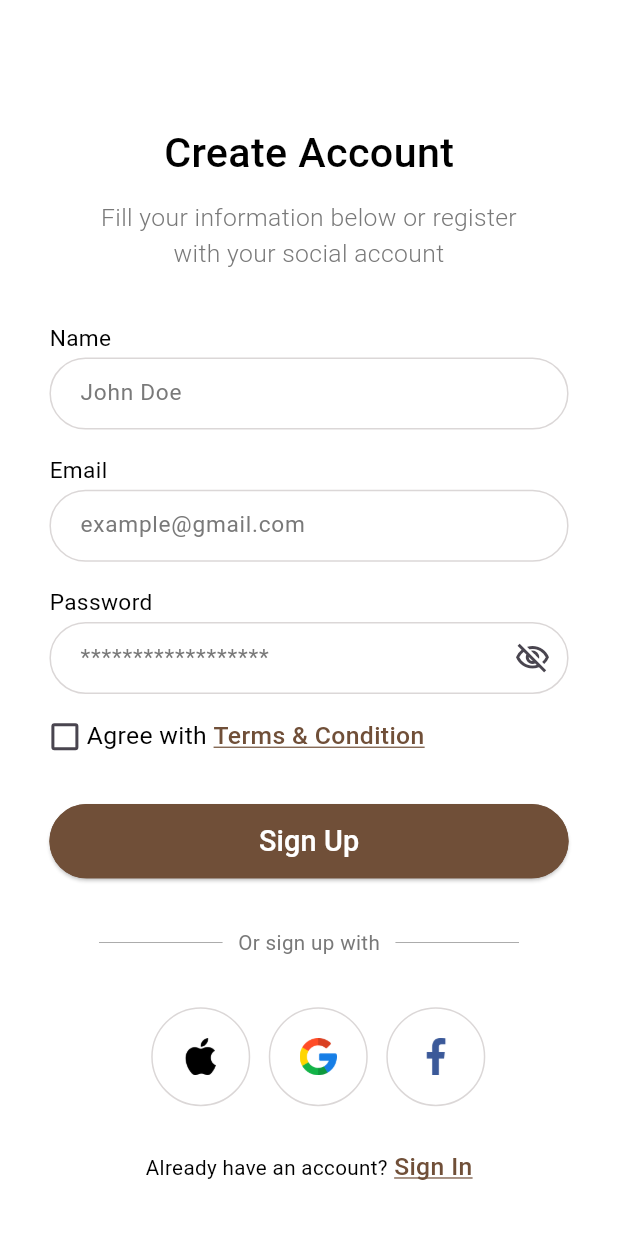
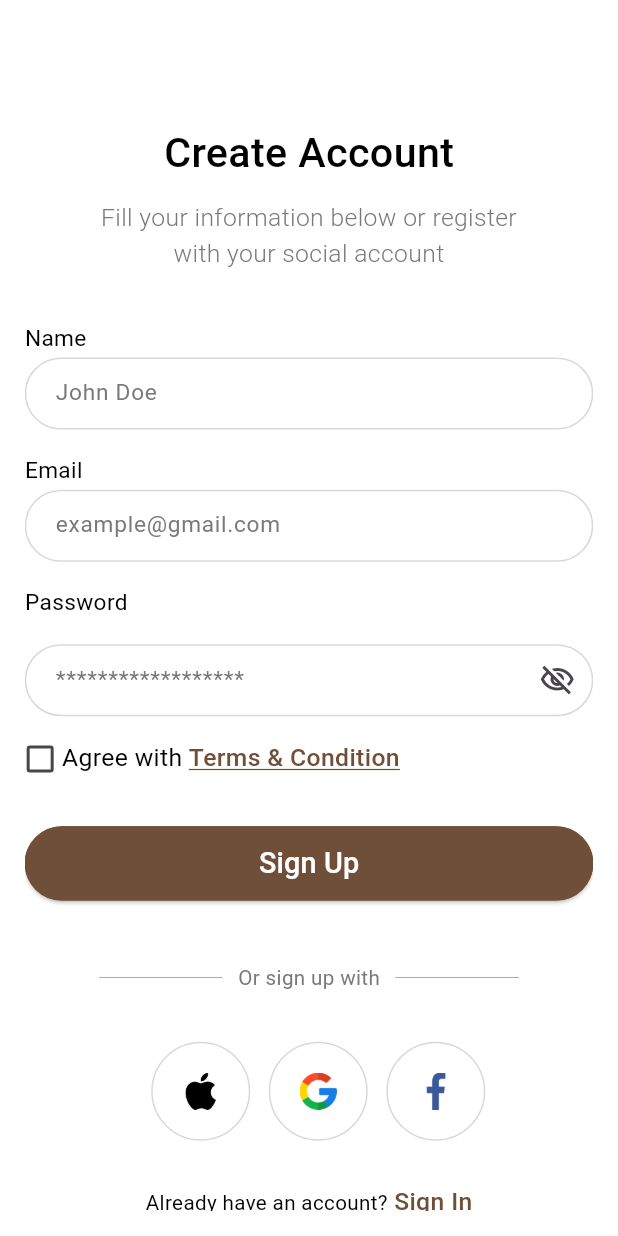
Before and after one commit to Shailesh-Tagadghar/Fashion_App, a Flutter app: the Signup screen opened by its route, on a phone screen of 412 x 824 dp. Run offline on Flutter 3.47's test engine with Material 3 defaults, Android fonts, the phone set to English and light mode, and no system bars; our stand-ins replace connectivity_plus, crystal_navigation_bar, dotted_line, email_validator, firebase_core, firebase_messaging and 7 more; accounts and stored records are empty; network calls fail; project files that could hold a hidden picture were left out.

Commit message:
signUp screen done with responsive

```diff
--- a/lib/Modules/Auth/sign_up.dart
+++ b/lib/Modules/Auth/sign_up.dart
@@ -1,4 +1,3 @@
-
 import 'package:fashion/Modules/Auth/Widget/custom_button.dart';
 import 'package:fashion/Modules/Auth/Widget/custom_field.dart';
 import 'package:fashion/Modules/Auth/Widget/custom_text.dart';
@@ -8,6 +7,7 @@ import 'package:fashion/Routes/app_routes.dart';
 import 'package:fashion/Utils/Constants/asset_constant.dart';
 import 'package:fashion/Utils/Constants/color_constant.dart';
 import 'package:fashion/Utils/Constants/string_constant.dart';
+import 'package:flutter/foundation.dart';
 import 'package:flutter/material.dart';
 import 'package:get/get.dart';
 import 'package:sizer/sizer.dart';
@@ -30,10 +30,10 @@ class Signup extends StatelessWidget {
       backgroundColor: ColorConstants.whiteColor,
       body: Padding(
         padding: EdgeInsets.only(
-          top: 10.h,
-          left: 4.w,
-          right: 4.w,
-          bottom: 2.h,
+          top: kIsWeb ? 6.h : 10.h,
+          left: kIsWeb ? 4.w : 4.w,
+          right: kIsWeb ? 4.w : 4.w,
+          bottom: kIsWeb ? 4.h : 2.h,
         ),
         child: SingleChildScrollView(
           child: Column(
@@ -43,48 +43,46 @@ class Signup extends StatelessWidget {
                 child: CustomText(
                   text: StringConstants.createaccount,
                   color: ColorConstants.blackColor,
-                  fontSize: 20,
+                  fontSize: kIsWeb ? 8 : 20,
                   weight: FontWeight.w500,
                 ),
               ),
               SizedBox(height: 1.5.h),
-              Padding(
-                padding: EdgeInsets.only(
-                  left: 12.w,
-                  right: 12.w,
-                ),
+              Align(
+                child: SizedBox(
+                  width: kIsWeb ? 40.w : 70.w,
                   child: const CustomText(
                     text: StringConstants.smalldisplay,
                     color: ColorConstants.greyColor,
-                  fontSize: 12,
+                    fontSize: kIsWeb ? 6 : 12,
                     weight: FontWeight.w300,
                     textAlign: TextAlign.center,
+                  ),
                 ),
               ),
               SizedBox(
                 height: 4.h,
               ),
-              Padding(
-                padding: EdgeInsets.only(
-                  left: 4.w,
-                  right: 4.w,
-                ),
+              Align(
+                child: SizedBox(
+                  width: kIsWeb ? 40.w : 100.w,
                   child: Column(
                     crossAxisAlignment: CrossAxisAlignment.start,
                     children: [
                       const CustomText(
                         text: StringConstants.namelabel,
                         color: ColorConstants.blackColor,
-                      fontSize: 11,
+                        fontSize: kIsWeb ? 4 : 11,
                         weight: FontWeight.w400,
                       ),
                       SizedBox(
-                      height: 0.2.h,
+                        height: kIsWeb ? 0.8.h : 0.2.h,
                       ),
                       CustomField(
                         controller: nameController,
                         hintText: StringConstants.name,
-                      fontSize: 11,
+                        fontSize: kIsWeb ? 3 : 11,
+
                         hintTextColor: ColorConstants.greyColor,
                         keyboardType: TextInputType.name,
                         // onChanged: (value) => validationController.validateName(value),
@@ -94,27 +92,28 @@ class Signup extends StatelessWidget {
                             ? CustomText(
                                 text: validationController.nameError.value,
                                 color: ColorConstants.errorColor,
-                              fontSize: 10,
+                                fontSize: kIsWeb ? 4 : 10,
                                 weight: FontWeight.w400,
                               )
                             : const SizedBox.shrink(),
                       ),
                       SizedBox(
-                      height: 2.h,
+                        height: kIsWeb ? 2.h : 2.h,
                       ),
                       const CustomText(
                         text: StringConstants.emaillabel,
                         color: ColorConstants.blackColor,
-                      fontSize: 11,
+                        fontSize: kIsWeb ? 4 : 11,
                         weight: FontWeight.w400,
                       ),
                       SizedBox(
-                      height: 0.2.h,
+                        height: kIsWeb ? 0.8.h : 0.2.h,
                       ),
                       CustomField(
                         controller: emailController,
                         hintText: StringConstants.email,
-                      fontSize: 11,
+                        fontSize: kIsWeb ? 3 : 11,
+
                         hintTextColor: ColorConstants.greyColor,
                         keyboardType: TextInputType.emailAddress,
                         // onChanged: (value) => validationController.validateEmail(value),
@@ -124,43 +123,45 @@ class Signup extends StatelessWidget {
                             ? CustomText(
                                 text: validationController.emailError.value,
                                 color: ColorConstants.errorColor,
-                              fontSize: 10,
+                                fontSize: kIsWeb ? 4 : 11,
                                 weight: FontWeight.w400,
                               )
                             : const SizedBox.shrink(),
                       ),
                       SizedBox(
-                      height: 2.h,
+                        height: kIsWeb ? 2.h : 2.h,
                       ),
                       const CustomText(
                         text: StringConstants.passwordlabel,
                         color: ColorConstants.blackColor,
-                      fontSize: 11,
+                        fontSize: kIsWeb ? 4 : 11,
                         weight: FontWeight.w400,
                       ),
                       SizedBox(
-                      height: 0.2.h,
+                        height: kIsWeb ? 2.h : 2.h,
                       ),
                       Obx(
                         () => CustomField(
                           controller: passwordController,
                           obscureText: authController.isPasswordVisible.value,
                           obscuringCharacter: '*',
-                        fontSize: 11,
+                          fontSize: kIsWeb ? 3 : 11,
                           showPasswordIcon: true,
                           hintText: StringConstants.password,
                           hintTextColor: ColorConstants.greyColor,
                           // onChanged: (value) =>
                           //     validationController.validatePassword(value),
-                        onIconPressed: authController.togglePasswordVisibility,
+                          onIconPressed:
+                              authController.togglePasswordVisibility,
                         ),
                       ),
                       Obx(
-                      () => validationController.passwordError.value.isNotEmpty
+                        () => validationController
+                                .passwordError.value.isNotEmpty
                             ? CustomText(
                                 text: validationController.passwordError.value,
                                 color: ColorConstants.errorColor,
-                              fontSize: 10,
+                                fontSize: kIsWeb ? 4 : 11,
                                 weight: FontWeight.w400,
                               )
                             : const SizedBox.shrink(),
@@ -172,8 +173,8 @@ class Signup extends StatelessWidget {
                         children: [
                           Obx(
                             () => SizedBox(
-                            height: 2.h,
-                            width: 5.w,
+                              height: kIsWeb ? 1.h : 2.h,
+                              width: kIsWeb ? 2.w : 5.w,
                               child: Checkbox.adaptive(
                                 value: validationController.agreeToTerms.value,
                                 onChanged: (value) =>
@@ -183,29 +184,30 @@ class Signup extends StatelessWidget {
                             ),
                           ),
                           SizedBox(
-                          width: 1.w,
+                            width: kIsWeb ? 0.w : 1.w,
                           ),
                           const CustomText(
                             text: StringConstants.agree,
                             color: ColorConstants.blackColor,
-                          fontSize: 12,
+                            fontSize: kIsWeb ? 3 : 12,
                             weight: FontWeight.w400,
                           ),
                           const CustomText(
                             text: StringConstants.tandc,
                             color: ColorConstants.rich,
                             weight: FontWeight.w500,
-                          fontSize: 12,
+                            fontSize: kIsWeb ? 3 : 12,
                             decoration: TextDecoration.underline,
                           ),
                         ],
                       ),
                       Obx(
-                      () => validationController.checkboxError.value.isNotEmpty
+                        () => validationController
+                                .checkboxError.value.isNotEmpty
                             ? CustomText(
                                 text: validationController.checkboxError.value,
                                 color: ColorConstants.errorColor,
-                              fontSize: 10,
+                                fontSize: kIsWeb ? 3 : 10,
                                 weight: FontWeight.w400,
                               )
                             : const SizedBox.shrink(),
@@ -218,11 +220,12 @@ class Signup extends StatelessWidget {
                         btnColor: ColorConstants.rich,
                         labelColor: ColorConstants.whiteColor,
                         isSelected: true,
-                      height: 6.h,
-                      fontSize: 14,
+                        height: kIsWeb ? 6.h : 6.h,
+                        fontSize: kIsWeb ? 4 : 14,
                         weight: FontWeight.w500,
                         action: () {
-                        validationController.validateName(nameController.text);
+                          validationController
+                              .validateName(nameController.text);
                           validationController
                               .validateEmail(emailController.text);
                           validationController
@@ -231,9 +234,12 @@ class Signup extends StatelessWidget {
 
                           if (validationController.nameError.value.isEmpty &&
                               validationController.emailError.value.isEmpty &&
-                            validationController.passwordError.value.isEmpty &&
-                            validationController.checkboxError.value.isEmpty) {
-                          validationController.setUserName(nameController.text);
+                              validationController
+                                  .passwordError.value.isEmpty &&
+                              validationController
+                                  .checkboxError.value.isEmpty) {
+                            validationController
+                                .setUserName(nameController.text);
                             Get.toNamed(AppRoutes.userDetailScreen, arguments: {
                               'name': nameController.text,
                               'email': emailController.text,
@@ -243,33 +249,33 @@ class Signup extends StatelessWidget {
                         },
                       ),
                       SizedBox(
-                      height: 4.h,
+                        height: kIsWeb ? 4.h : 5.h,
                       ),
                       Row(
                         mainAxisAlignment: MainAxisAlignment.center,
                         children: [
                           Container(
-                          height: 0.05.h,
-                          width: 20.w,
+                            height: kIsWeb ? 0.05.h : 0.05.h,
+                            width: kIsWeb ? 3.w : 20.w,
                             decoration: const BoxDecoration(
                               color: ColorConstants.greyColor,
                             ),
                           ),
                           SizedBox(
-                          width: 2.5.w,
+                            width: kIsWeb ? 1.w : 2.5.w,
                           ),
                           const CustomText(
                             text: StringConstants.diffsigninmethod2,
                             color: ColorConstants.greyColor,
-                          fontSize: 10,
+                            fontSize: kIsWeb ? 3 : 10,
                             weight: FontWeight.w400,
                           ),
                           SizedBox(
-                          width: 2.5.w,
+                            width: kIsWeb ? 1.w : 2.5.w,
                           ),
                           Container(
-                          height: 0.05.h,
-                          width: 20.w,
+                            height: kIsWeb ? 0.05.h : 0.05.h,
+                            width: kIsWeb ? 3.w : 20.w,
                             decoration: const BoxDecoration(
                               color: ColorConstants.greyColor,
                             ),
@@ -277,17 +283,18 @@ class Signup extends StatelessWidget {
                         ],
                       ),
                       SizedBox(
-                      height: 4.h,
+                        height: kIsWeb ? 4.h : 4.h,
                       ),
                       Row(
                         mainAxisAlignment: MainAxisAlignment.center,
                         children: [
                           Container(
-                          margin: EdgeInsets.only(left: 3.w),
-                          padding: const EdgeInsets.all(8),
+                            margin: EdgeInsets.only(left: kIsWeb ? 0.5.w : 3.w),
+                            padding: const EdgeInsets.all(kIsWeb ? 5 : 8),
                             decoration: BoxDecoration(
                               border: Border.all(
-                                color: ColorConstants.lightGrayColor, width: 1),
+                                  color: ColorConstants.lightGrayColor,
+                                  width: 1),
                               shape: BoxShape.circle,
                             ),
                             child: IconButton(
@@ -296,17 +303,18 @@ class Signup extends StatelessWidget {
                                 image: const AssetImage(
                                   AssetConstant.appleLogo,
                                 ),
-                              width: 6.w,
+                                width: kIsWeb ? 2.w : 6.w,
                               ),
                               onPressed: () {},
                             ),
                           ),
                           Container(
-                          margin: EdgeInsets.only(left: 3.w),
-                          padding: const EdgeInsets.all(8),
+                            margin: EdgeInsets.only(left: kIsWeb ? 0.5.w : 3.w),
+                            padding: const EdgeInsets.all(kIsWeb ? 5 : 8),
                             decoration: BoxDecoration(
                               border: Border.all(
-                                color: ColorConstants.lightGrayColor, width: 1),
+                                  color: ColorConstants.lightGrayColor,
+                                  width: 1),
                               shape: BoxShape.circle,
                             ),
                             child: IconButton(
@@ -316,17 +324,18 @@ class Signup extends StatelessWidget {
                                 image: const AssetImage(
                                   AssetConstant.googleLogo,
                                 ),
-                              width: 6.w,
+                                width: kIsWeb ? 2.w : 6.w,
                               ),
                               onPressed: () {},
                             ),
                           ),
                           Container(
-                          margin: EdgeInsets.only(left: 3.w),
-                          padding: const EdgeInsets.all(8),
+                            margin: EdgeInsets.only(left: kIsWeb ? 0.5.w : 3.w),
+                            padding: const EdgeInsets.all(kIsWeb ? 5 : 8),
                             decoration: BoxDecoration(
                               border: Border.all(
-                                color: ColorConstants.lightGrayColor, width: 1),
+                                  color: ColorConstants.lightGrayColor,
+                                  width: 1),
                               shape: BoxShape.circle,
                             ),
                             child: IconButton(
@@ -336,7 +345,7 @@ class Signup extends StatelessWidget {
                                 image: const AssetImage(
                                   AssetConstant.faceBookLogo,
                                 ),
-                              width: 6.w,
+                                width: kIsWeb ? 2.w : 6.w,
                               ),
                               onPressed: () {},
                             ),
@@ -344,7 +353,7 @@ class Signup extends StatelessWidget {
                         ],
                       ),
                       SizedBox(
-                      height: 3.5.h,
+                        height: kIsWeb ? 3.h : 3.5.h,
                       ),
                       Row(
                         mainAxisAlignment: MainAxisAlignment.center,
@@ -352,11 +361,11 @@ class Signup extends StatelessWidget {
                           const CustomText(
                             text: StringConstants.account2,
                             color: ColorConstants.blackColor,
-                          fontSize: 10,
+                            fontSize: kIsWeb ? 3 : 10,
                             weight: FontWeight.w400,
                           ),
                           SizedBox(
-                          width: 1.w,
+                            width: kIsWeb ? 0.5.w : 1.w,
                           ),
                           GestureDetector(
                             onTap: () {
@@ -365,7 +374,7 @@ class Signup extends StatelessWidget {
                             child: const CustomText(
                               text: StringConstants.signIn,
                               color: ColorConstants.rich,
-                            fontSize: 12,
+                              fontSize: kIsWeb ? 3 : 12,
                               weight: FontWeight.w500,
                               decoration: TextDecoration.underline,
                             ),
@@ -375,6 +384,7 @@ class Signup extends StatelessWidget {
                     ],
                   ),
                 ),
+              ),
             ],
           ),
         ),
```
Lines whose indentation alone changed are shown as unchanged.
